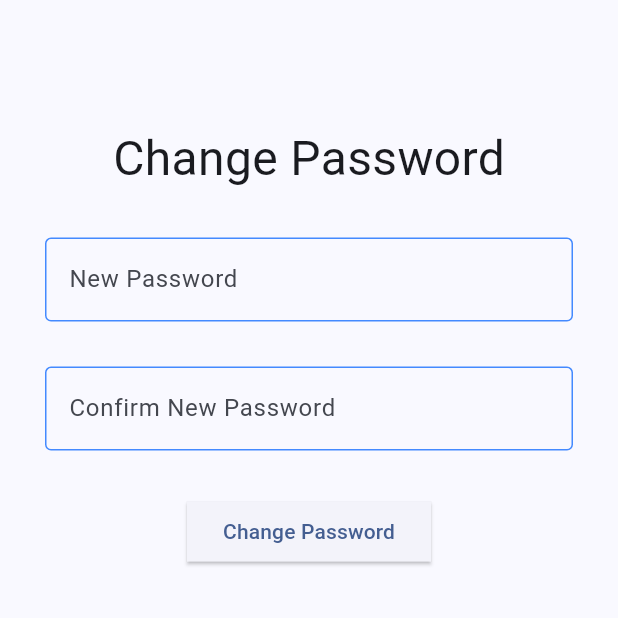
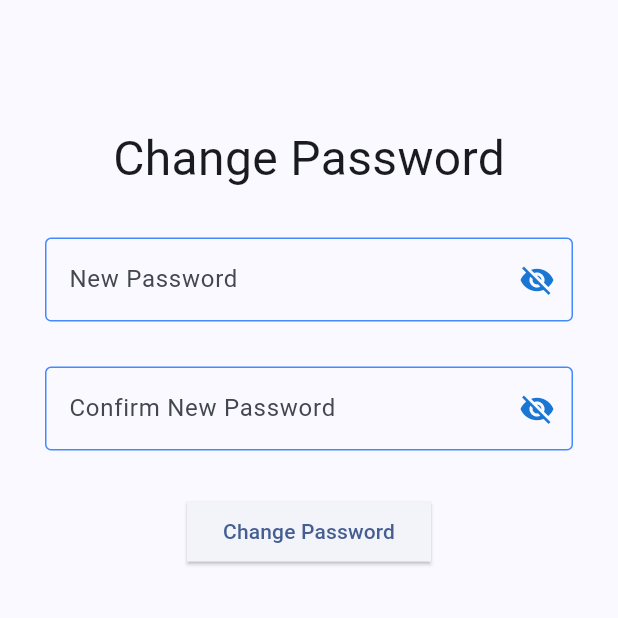
Before and after one commit to MakuDevT/track_me_now, a Flutter app: the ResetPasswordScreen screen opened directly with empty values, on a phone screen of 412 x 824 dp, the top half of it. Run offline on Flutter 3.47's test engine with Material 2 defaults, Android fonts, the phone set to English and light mode, and no system bars; our stand-ins replace device_info_plus, dio, flutter_riverpod, flutter_secure_storage, freezed_annotation, go_router and 5 more; missing offline and left inert: flutter_background_geolocation, flutter_paypal; accounts and stored records are empty.

Commit message:
style:passwords

```diff
--- a/lib/features/authentication/register.screen.dart
+++ b/lib/features/authentication/register.screen.dart
@@ -17,10 +17,12 @@ class RegisterScreenState extends ConsumerState<RegisterScreen> {
   final TextEditingController confirmPasswordController =
       TextEditingController();
   bool _passwordVisible = true;
+  bool _passwordVisible2 = true;
   @override
   void initState() {
     super.initState();
     _passwordVisible = true;
+    _passwordVisible2 = true;
   }
 
   @override
@@ -142,7 +144,7 @@ class RegisterScreenState extends ConsumerState<RegisterScreen> {
                         suffixIcon: IconButton(
                           icon: Icon(
                             // Based on passwordVisible state choose the icon
-                            _passwordVisible
+                            _passwordVisible2
                                 ? Icons.visibility_off
                                 : Icons.visibility,
                             color: Theme.of(context).primaryColorDark,
@@ -150,7 +152,7 @@ class RegisterScreenState extends ConsumerState<RegisterScreen> {
                           onPressed: () {
                             // Update the state i.e. toogle the state of passwordVisible variable
                             setState(() {
-                              _passwordVisible = !_passwordVisible;
+                              _passwordVisible2 = !_passwordVisible2;
                             });
                           },
                         ),
--- a/lib/features/authentication/reset-password.screen.dart
+++ b/lib/features/authentication/reset-password.screen.dart
@@ -18,6 +18,15 @@ class _ResetPasswordScreenState extends State<ResetPasswordScreen> {
   final TextEditingController confirmNewPasswordController =
       TextEditingController();
   @override
+  bool _passwordVisible = true;
+  bool _passwordVisible2 = true;
+  @override
+  void initState() {
+    super.initState();
+    _passwordVisible = true;
+    _passwordVisible2 = true;
+  }
+
   Widget build(BuildContext context) {
     return Scaffold(
       body: SingleChildScrollView(
@@ -43,17 +52,32 @@ class _ResetPasswordScreenState extends State<ResetPasswordScreen> {
                     TextField(
                       controller: newPasswordController,
                       onChanged: (string) => {},
-                      decoration: const InputDecoration(
+                      decoration: InputDecoration(
                         labelText: 'New Password',
-                        border: OutlineInputBorder(
+                        border: const OutlineInputBorder(
                           borderSide: BorderSide(
                             color: Colors.blueAccent,
                           ),
                         ),
-                        enabledBorder: OutlineInputBorder(
+                        enabledBorder: const OutlineInputBorder(
                           borderSide: BorderSide(
                             color: Colors.blueAccent,
                           ),
+                        ),
+                        suffixIcon: IconButton(
+                          icon: Icon(
+                            // Based on passwordVisible state choose the icon
+                            _passwordVisible
+                                ? Icons.visibility_off
+                                : Icons.visibility,
+                            color: Theme.of(context).primaryColorDark,
+                          ),
+                          onPressed: () {
+                            // Update the state i.e. toogle the state of passwordVisible variable
+                            setState(() {
+                              _passwordVisible = !_passwordVisible;
+                            });
+                          },
                         ),
                       ),
                     ),
@@ -63,17 +87,32 @@ class _ResetPasswordScreenState extends State<ResetPasswordScreen> {
                     TextField(
                       controller: confirmNewPasswordController,
                       onChanged: (string) => {},
-                      decoration: const InputDecoration(
+                      decoration: InputDecoration(
                         labelText: 'Confirm New Password',
-                        border: OutlineInputBorder(
+                        border: const OutlineInputBorder(
                           borderSide: BorderSide(
                             color: Colors.blueAccent,
                           ),
                         ),
-                        enabledBorder: OutlineInputBorder(
+                        enabledBorder: const OutlineInputBorder(
                           borderSide: BorderSide(
                             color: Colors.blueAccent,
                           ),
+                        ),
+                        suffixIcon: IconButton(
+                          icon: Icon(
+                            // Based on passwordVisible state choose the icon
+                            _passwordVisible2
+                                ? Icons.visibility_off
+                                : Icons.visibility,
+                            color: Theme.of(context).primaryColorDark,
+                          ),
+                          onPressed: () {
+                            // Update the state i.e. toogle the state of passwordVisible variable
+                            setState(() {
+                              _passwordVisible2 = !_passwordVisible2;
+                            });
+                          },
                         ),
                       ),
                     ),
@@ -106,7 +145,7 @@ class _ResetPasswordScreenState extends State<ResetPasswordScreen> {
                             bottom: 30, left: 30, right: 30),
                         child: ElevatedButton(
                           style: ElevatedButton.styleFrom(
-                              shape: RoundedRectangleBorder()),
+                              shape: const RoundedRectangleBorder()),
                           onPressed: () {
                             final String newPassword =
                                 newPasswordController.text;
```
Also changed, not shown: lib/features/authentication/change-password.screen.dart (+7 -3 lines).
